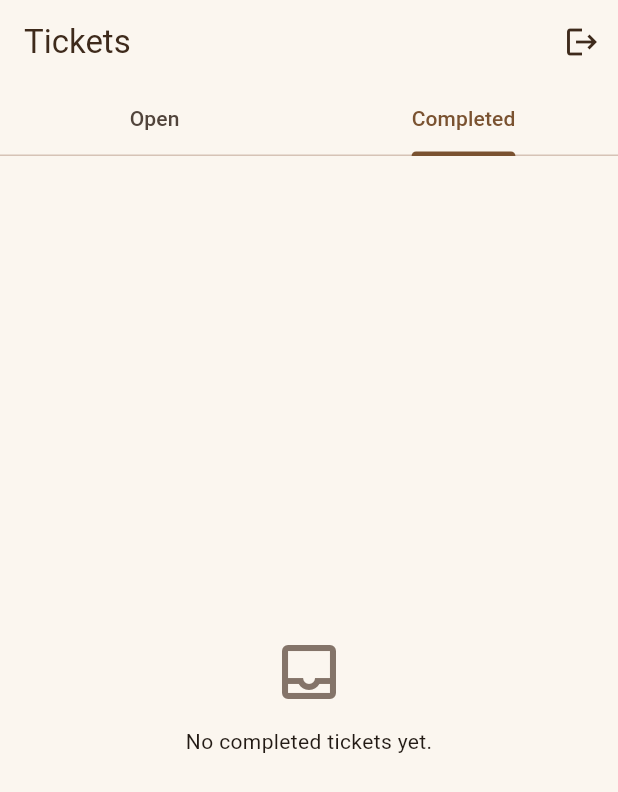
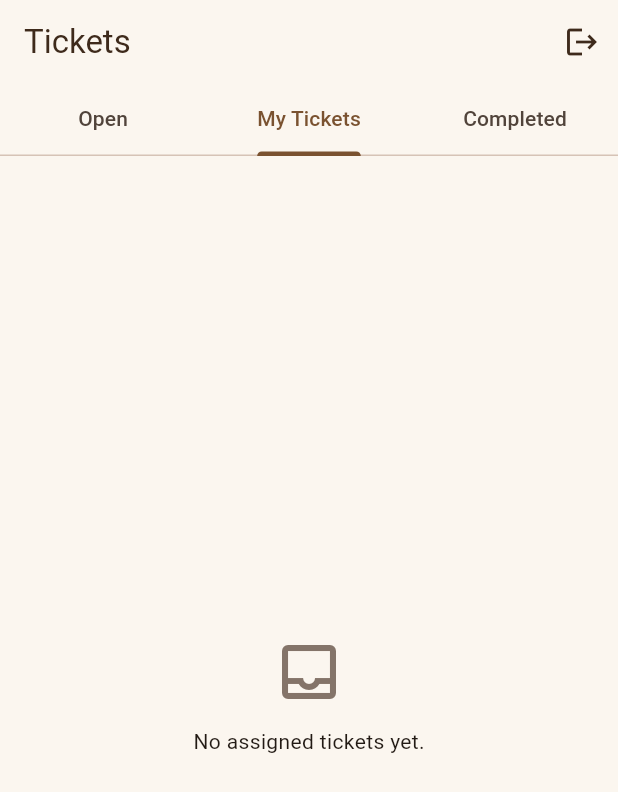
Before and after one commit to lsatriosim/sanghacare-app, a Flutter app: the screen it shows once a user with an empty profile is signed in, tab 2 chosen, on a phone screen of 412 x 824 dp. Shown: the top 792 px of the screen. Run offline on Flutter 3.47's test engine with Material 3 defaults, Android fonts, the phone set to English and light mode, and no system bars; our stand-ins replace firebase_core, firebase_messaging, flutter_riverpod, go_router, riverpod_annotation, supabase_flutter; accounts and stored records are empty; generated files the repository leaves out were written again; network calls fail.

Commit message:
feature: translate card

```diff
--- a/lib/features/tickets/presentation/screens/ticket_list_screen.dart
+++ b/lib/features/tickets/presentation/screens/ticket_list_screen.dart
@@ -1,8 +1,10 @@
 import 'package:flutter/material.dart';
 import 'package:flutter_riverpod/flutter_riverpod.dart';
+import 'package:sanghacare_staff/features/tickets/presentation/providers/ticket_action_providers.dart';
 
 import '../../../auth/presentation/providers/auth_provider.dart';
 import '../providers/ticket_providers.dart';
+import '../providers/ticket_action_providers.dart';
 import '../widgets/ticket_card.dart';
 
 class TicketListScreen extends ConsumerStatefulWidget {
@@ -14,7 +16,7 @@ class TicketListScreen extends ConsumerStatefulWidget {
 
 class _TicketListScreenState extends ConsumerState<TicketListScreen>
     with SingleTickerProviderStateMixin {
-  late final TabController _tabController = TabController(length: 2, vsync: this);
+  late final TabController _tabController = TabController(length: 3, vsync: this);
 
   @override
   void dispose() {
@@ -31,6 +33,7 @@ class _TicketListScreenState extends ConsumerState<TicketListScreen>
           controller: _tabController,
           tabs: const [
             Tab(text: 'Open'),
+            Tab(text: 'My Tickets'),
             Tab(text: 'Completed'),
           ],
         ),
@@ -46,6 +49,7 @@ class _TicketListScreenState extends ConsumerState<TicketListScreen>
         controller: _tabController,
         children: const [
           _OpenTicketsTab(),
+          _MyTicketTab(),
           _CompletedTicketsTab(),
         ],
       ),
@@ -91,9 +95,51 @@ class _OpenTicketsTab extends ConsumerWidget {
                 onMarkResolved: !isUnassigned
                     ? () => ref.read(openTicketsProvider.notifier).markResolved(ticket.id)
                     : null,
+                // Hook up translation action calling your provider/actions controller
+                onTranslate: () async {
+                  return await ref.read(ticketActionsProvider.notifier).translateTicket(ticket.id);
+                },
               );
             },
           ),
+        );
+      },
+    );
+  }
+}
+
+class _MyTicketTab extends ConsumerWidget {
+  const _MyTicketTab();
+
+  @override
+  Widget build(BuildContext context, WidgetRef ref) {
+    final ticketsAsync = ref.watch(myTicketsProvider);
+
+    return ticketsAsync.when(
+      loading: () => const Center(child: CircularProgressIndicator()),
+      error: (error, _) => _ErrorState(
+        message: error.toString(),
+        onRetry: () => ref.invalidate(myTicketsProvider),
+      ),
+      data: (tickets) {
+        if (tickets.isEmpty) {
+          return const _EmptyState(
+            icon: Icons.inbox_outlined,
+            message: 'No assigned tickets yet.',
+          );
+        }
+
+        return ListView.builder(
+          padding: const EdgeInsets.symmetric(vertical: 8),
+          itemCount: tickets.length,
+          itemBuilder: (context, index) => TicketCard(
+                ticket: tickets[index],
+                onAssignMe: null,
+                onMarkResolved: null,
+                onTranslate: () async {
+                  return await ref.read(ticketActionsProvider.notifier).translateTicket(tickets[index].id);
+                },
+              )
         );
       },
     );
@@ -105,7 +151,7 @@ class _CompletedTicketsTab extends ConsumerWidget {
 
   @override
   Widget build(BuildContext context, WidgetRef ref) {
-    final ticketsAsync = ref.watch(completedTicketsProvider);
+    final ticketsAsync = ref.watch(openTicketsProvider);
 
     return ticketsAsync.when(
       loading: () => const Center(child: CircularProgressIndicator()),
@@ -116,15 +162,28 @@ class _CompletedTicketsTab extends ConsumerWidget {
       data: (tickets) {
         if (tickets.isEmpty) {
           return const _EmptyState(
-            icon: Icons.inbox_outlined,
-            message: 'No completed tickets yet.',
+            icon: Icons.task_alt,
+            message: 'No open tickets right now.',
           );
         }
 
-        return ListView.builder(
-          padding: const EdgeInsets.symmetric(vertical: 8),
-          itemCount: tickets.length,
-          itemBuilder: (context, index) => TicketCard(ticket: tickets[index]),
+        return RefreshIndicator(
+          onRefresh: () => ref.refresh(completedTicketsProvider.future),
+          child: ListView.builder(
+            padding: const EdgeInsets.symmetric(vertical: 8),
+            itemCount: tickets.length,
+            itemBuilder: (context, index) {
+              final ticket = tickets[index];
+              return TicketCard(
+                ticket: ticket,
+                onAssignMe: null,
+                onMarkResolved: null,
+                onTranslate: () async {
+                  return await ref.read(ticketActionsProvider.notifier).translateTicket(ticket.id);
+                },
+              );
+            },
+          ),
         );
       },
     );
```
Also changed, not shown: lib/features/tickets/data/repositories/ticket_repository.dart (+53 -2 lines), lib/features/tickets/presentation/providers/ticket_action_providers.dart (added, +35 -0 lines), lib/features/tickets/presentation/providers/ticket_providers.dart (+45 -34 lines), lib/features/tickets/presentation/widgets/ticket_card.dart (+69 -32 lines), lib/core/router/app_router.g.dart, lib/features/tickets/presentation/providers/ticket_action_providers.g.dart (added), lib/features/tickets/presentation/providers/ticket_providers.g.dart.
